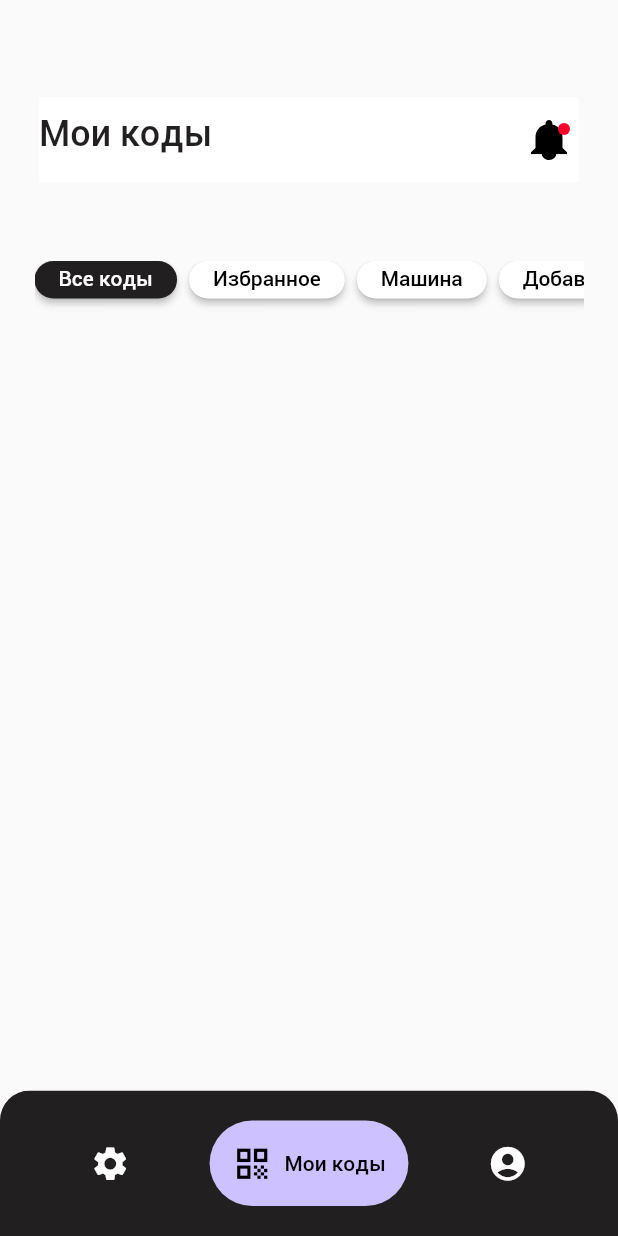
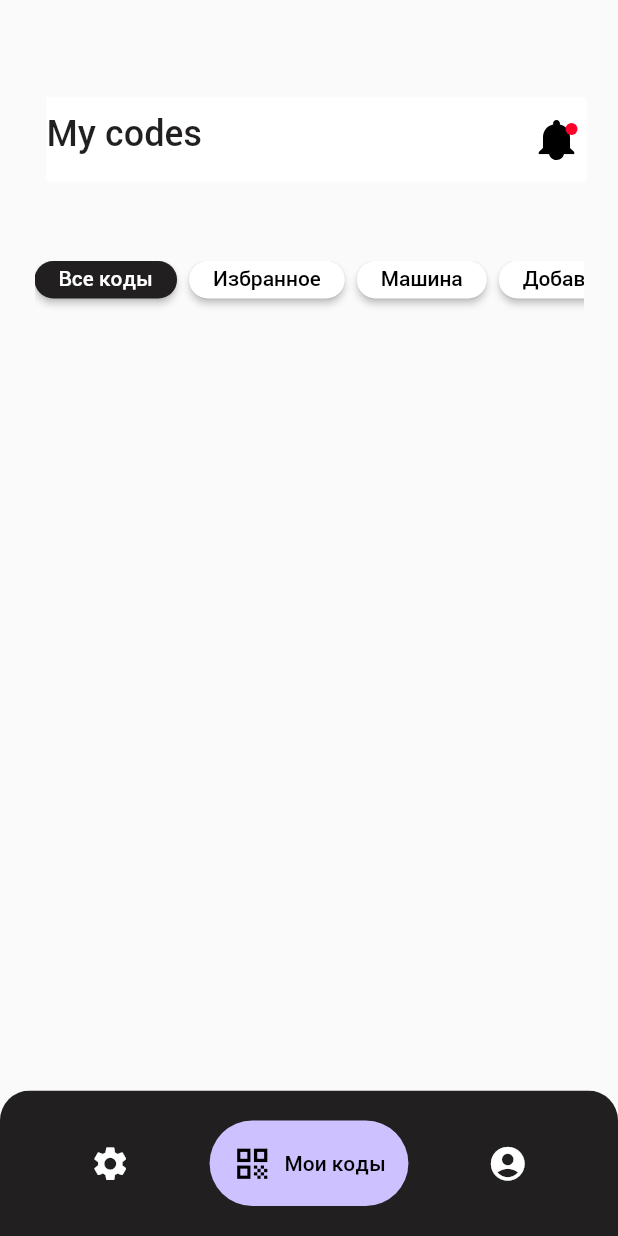
Before and after one commit to adil-nauruzbaev/flutter_figma_test, a Flutter app: the screen it shows after launch, on a phone screen of 412 x 824 dp. Run offline on Flutter 3.47's test engine with Material 2 defaults, Android fonts, the phone set to English and light mode, and no system bars; drawn by our look-alikes of google_nav_bar; our stand-ins replace badges, dartz, easy_localization, equatable, flutter_bloc, flutter_svg and 1 more; network calls fail; Roboto replaces fonts that are missing (MarkProbold).

```diff
--- a/lib/home/presentation/widgets/AppBar/app_bar_widget.dart
+++ b/lib/home/presentation/widgets/AppBar/app_bar_widget.dart
@@ -1,5 +1,6 @@
 import 'package:flutter/material.dart';
 import 'package:flutter_svg/flutter_svg.dart';
+import 'package:easy_localization/easy_localization.dart';
 
 class AppBarWidget extends StatelessWidget {
   const AppBarWidget({super.key});
@@ -10,7 +11,7 @@ class AppBarWidget extends StatelessWidget {
       padding: const EdgeInsets.only(
         top: 20,
         bottom: 0,
-        left: 0,
+        left: 10,
         right: 0,
       ),
       child: Container(
@@ -50,12 +51,12 @@ class AppBarWidget extends StatelessWidget {
                                   child: SvgPicture.asset('assets/Dot.svg',
                                       semanticsLabel: 'vector')),
                             ]))),
-                    const Positioned(
+                     Positioned(
                         top: 13,
                         child: Text(
-                          'Мои коды',
+                          'title'.tr().toString(),
                           textAlign: TextAlign.left,
-                          style: TextStyle(
+                          style: const TextStyle(
                               color: Color.fromRGBO(33, 31, 31, 1),
                               fontFamily: 'Roboto',
                               fontSize: 24,
```
